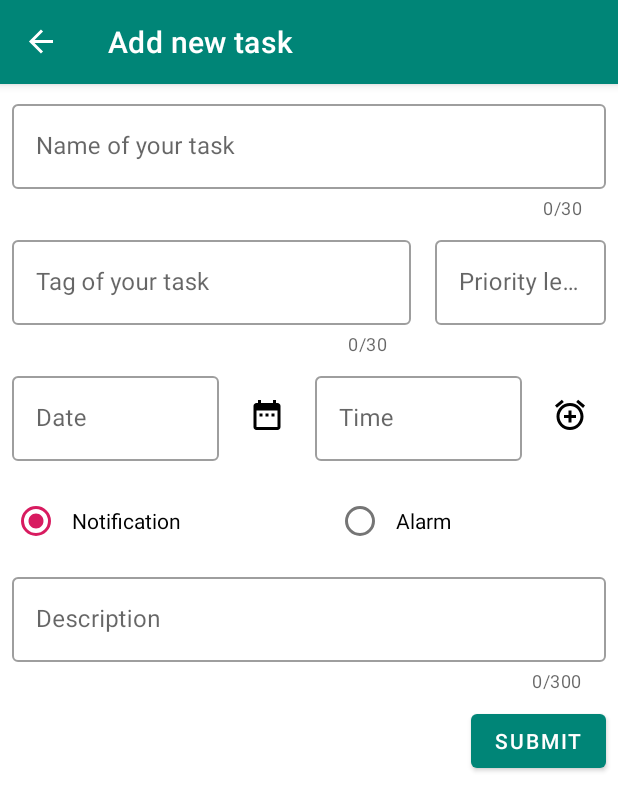
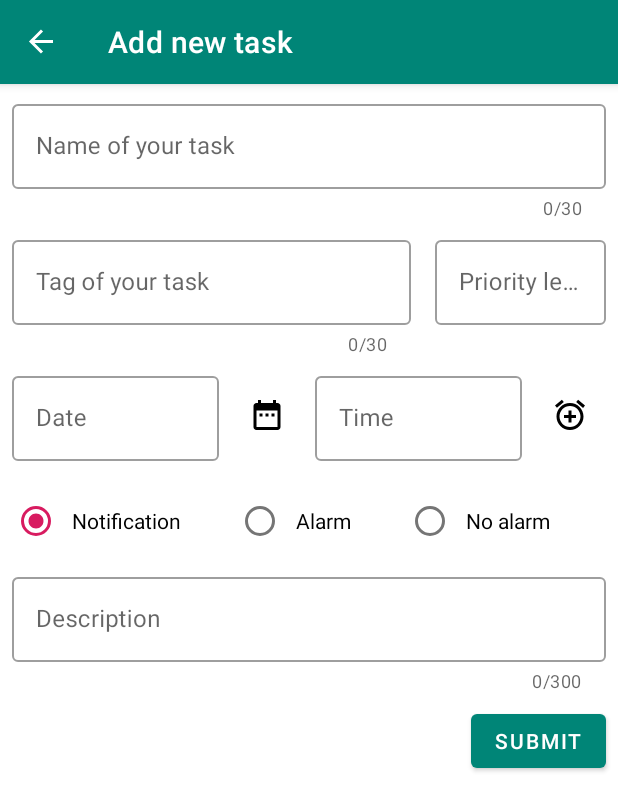
Before and after one commit to Mallorax/TODO, an Android app: the AddTaskFragment screen opened through its navigation route, on a phone screen of 412 x 824 dp. Shown: the top 811 px of the screen. Run offline under Robolectric (Android 15) with nearby library versions, the phone set to English and light mode, and no system bars; our stand-ins replace Room's generated code, data binding, navigation-ui; 1 statement that could not run was skipped.

Commit message:
added new style for errors, new notification type (none)

```diff
--- a/app/src/main/java/pl/patrykzygo/todo/database/NotificationType.kt
+++ b/app/src/main/java/pl/patrykzygo/todo/database/NotificationType.kt
@@ -6,5 +6,6 @@ class NotificationType(val type: String) {
 
         const val NOTIFICATION_ALARM = "alarm"
         const val NOTIFICATION_POPUP = "popup"
+        const val NOTIFICATION_NONE = "none"
     }
 }
--- a/app/src/main/java/pl/patrykzygo/todo/ui/add_task/AddTaskFragment.kt
+++ b/app/src/main/java/pl/patrykzygo/todo/ui/add_task/AddTaskFragment.kt
@@ -66,6 +66,10 @@ class AddTaskFragment : Fragment() {
             R.id.task_type_notification -> {
                 task.notificationType = NotificationType.NOTIFICATION_POPUP
                 Snackbar.make(v, "Task \""+task.name+ "\" added with notification", Snackbar.LENGTH_LONG).show()
+            }
+            R.id.task_type_none -> {
+                task.notificationType = NotificationType.NOTIFICATION_NONE
+                Snackbar.make(v, "Task \""+task.name+ "\" added without any notification", Snackbar.LENGTH_LONG).show()
             }
             else -> Snackbar.make(v, "No notification type selected", Snackbar.LENGTH_LONG).show()
         }
--- a/app/src/main/res/layout-land/add_task_fragment.xml
+++ /dev/null
@@ -1,250 +0,0 @@
-<?xml version="1.0" encoding="utf-8"?>
-<layout xmlns:android="http://schemas.android.com/apk/res/android"
-    xmlns:app="http://schemas.android.com/apk/res-auto"
-    xmlns:tools="http://schemas.android.com/tools">
-
-    <data>
-
-        <variable
-            name="viewModel"
-            type="pl.patrykzygo.todo.ui.add_task.AddTaskViewModel" />
-    </data>
-
-    <!--TODO: make this layout responsive -->
-
-    <androidx.constraintlayout.widget.ConstraintLayout
-        android:layout_width="match_parent"
-        android:layout_height="match_parent"
-        app:layout_constraintEnd_toStartOf="@+id/middle_guideline"
-        app:layout_constraintStart_toStartOf="@+id/middle_guideline">
-
-        <com.google.android.material.textfield.TextInputLayout
-            android:id="@+id/task_name_input_layout"
-            style="@style/Widget.MaterialComponents.TextInputLayout.OutlinedBox"
-            android:layout_width="0dp"
-            android:layout_height="wrap_content"
-            android:layout_marginStart="8dp"
-            android:layout_marginTop="8dp"
-            android:layout_marginEnd="8dp"
-            android:hint="@string/name_of_your_task"
-            app:counterEnabled="true"
-            app:counterMaxLength="30"
-            app:errorEnabled="true"
-            app:layout_constraintBottom_toTopOf="@+id/task_date_layout"
-            app:layout_constraintEnd_toStartOf="@+id/middle_guideline"
-            app:layout_constraintHorizontal_bias="0.5"
-            app:layout_constraintStart_toStartOf="parent"
-            app:layout_constraintTop_toTopOf="parent">
-
-            <com.google.android.material.textfield.TextInputEditText
-                android:id="@+id/task_name_input_edit_text"
-                android:layout_width="match_parent"
-                android:layout_height="wrap_content"
-                android:inputType="text" />
-
-        </com.google.android.material.textfield.TextInputLayout>
-
-
-        <com.google.android.material.textfield.TextInputLayout
-            android:id="@+id/task_tag_input_layout"
-            style="@style/Widget.MaterialComponents.TextInputLayout.OutlinedBox"
-            android:layout_width="0dp"
-            android:layout_height="wrap_content"
-            android:layout_marginStart="8dp"
-            android:layout_marginTop="8dp"
-            android:layout_marginEnd="8dp"
-            android:layout_marginBottom="8dp"
-            android:hint="@string/tag_of_your_task"
-            app:counterEnabled="true"
-            app:counterMaxLength="30"
-            app:errorEnabled="true"
-            app:layout_constraintBottom_toBottomOf="@+id/task_name_input_layout"
-            app:layout_constraintEnd_toStartOf="@+id/task_priority_input_layout"
-            app:layout_constraintHorizontal_weight="7"
-            app:layout_constraintStart_toStartOf="@+id/middle_guideline"
-            app:layout_constraintTop_toTopOf="@+id/task_name_input_layout">
-
-            <com.google.android.material.textfield.TextInputEditText
-                android:id="@+id/task_tag_input_edit_text"
-                android:layout_width="match_parent"
-                android:layout_height="wrap_content"
-                android:inputType="text" />
-        </com.google.android.material.textfield.TextInputLayout>
-
-        <com.google.android.material.textfield.TextInputLayout
-            android:id="@+id/task_priority_input_layout"
-            style="@style/Widget.MaterialComponents.TextInputLayout.OutlinedBox"
-            android:layout_width="0dp"
-            android:layout_height="wrap_content"
-            android:layout_marginStart="8dp"
-            android:layout_marginEnd="8dp"
-            android:hint="@string/priority_level"
-            app:layout_constraintBottom_toBottomOf="@+id/task_tag_input_layout"
-            app:layout_constraintEnd_toEndOf="parent"
-            app:layout_constraintHorizontal_weight="3"
-            app:layout_constraintStart_toEndOf="@+id/task_tag_input_layout"
-            app:layout_constraintTop_toTopOf="@id/task_tag_input_layout">
-
-            <com.google.android.material.textfield.TextInputEditText
-                android:id="@+id/task_priority_edit_text"
-                android:layout_width="match_parent"
-                android:layout_height="wrap_content"
-                android:inputType="number" />
-
-        </com.google.android.material.textfield.TextInputLayout>
-
-        <ImageView
-            android:id="@+id/date_picker_image"
-            style="@style/Widget.AppCompat.ActionButton"
-            android:layout_width="wrap_content"
-            android:layout_height="wrap_content"
-            android:layout_marginEnd="8dp"
-            android:contentDescription="@string/date_picker_content"
-            android:src="@drawable/ic_date_range_24px"
-            app:layout_constraintBottom_toBottomOf="@+id/task_date_layout"
-            app:layout_constraintEnd_toStartOf="@+id/middle_guideline"
-            app:layout_constraintTop_toTopOf="@+id/task_date_layout" />
-
-        <com.google.android.material.textfield.TextInputLayout
-            android:id="@+id/task_time_layout"
-            style="@style/Widget.MaterialComponents.TextInputLayout.OutlinedBox"
-            android:layout_width="0dp"
-            android:layout_height="wrap_content"
-            android:layout_marginTop="8dp"
-            android:layout_marginBottom="8dp"
-            android:hint="@string/time"
-            app:layout_constraintBottom_toTopOf="@+id/task_description_input_layout"
-            app:layout_constraintEnd_toEndOf="@+id/task_date_layout"
-            app:layout_constraintHorizontal_bias="0.5"
-            app:layout_constraintStart_toStartOf="@+id/task_date_layout"
-            app:layout_constraintTop_toBottomOf="@+id/task_date_layout">
-
-            <com.google.android.material.textfield.TextInputEditText
-                android:id="@+id/task_time_edit_text"
-                android:layout_width="match_parent"
-                android:layout_height="wrap_content"
-                android:enabled="false"
-                android:focusable="false"
-                android:inputType="time" />
-
-        </com.google.android.material.textfield.TextInputLayout>
-
-        <ImageView
-            android:id="@+id/time_picker_image"
-            style="@style/Widget.AppCompat.ActionButton"
-            android:layout_width="wrap_content"
-            android:layout_height="wrap_content"
-            android:layout_marginEnd="8dp"
-            android:contentDescription="@string/set_time_for_your_task"
-            android:src="@drawable/ic_add_alarm_24px"
-            app:layout_constraintBottom_toBottomOf="@+id/task_time_layout"
-            app:layout_constraintEnd_toStartOf="@+id/middle_guideline"
-            app:layout_constraintTop_toTopOf="@+id/task_time_layout"
-            app:layout_constraintVertical_bias="1.0" />
-
-        <RadioGroup
-            android:id="@+id/task_alarm_radio_group"
-            android:layout_width="0dp"
-            android:layout_height="wrap_content"
-            android:layout_marginStart="8dp"
-            android:layout_marginEnd="8dp"
-            android:orientation="vertical"
-            android:weightSum="10"
-            app:layout_constraintBottom_toBottomOf="@+id/task_time_layout"
-            app:layout_constraintEnd_toEndOf="parent"
-            app:layout_constraintHorizontal_bias="0.0"
-            app:layout_constraintStart_toStartOf="@+id/middle_guideline"
-            app:layout_constraintTop_toTopOf="@+id/task_date_layout">
-
-            <RadioButton
-                android:id="@+id/task_type_notification"
-                android:layout_width="wrap_content"
-                android:layout_height="wrap_content"
-                android:layout_weight="5"
-                android:padding="@dimen/padding"
-                android:text="@string/notification" />
-
-
-            <RadioButton
-                android:id="@+id/task_type_alarm"
-                android:layout_width="wrap_content"
-                android:layout_height="wrap_content"
-                android:layout_weight="5"
-                android:padding="@dimen/padding"
-                android:text="@string/alarm" />
-
-        </RadioGroup>
-
-        <com.google.android.material.textfield.TextInputLayout
-            android:id="@+id/task_description_input_layout"
-            style="@style/Widget.MaterialComponents.TextInputLayout.OutlinedBox"
-            android:layout_width="0dp"
-            android:layout_height="wrap_content"
-            android:layout_marginStart="8dp"
-            android:layout_marginEnd="8dp"
-            android:hint="@string/description"
-            app:counterEnabled="true"
-            app:counterMaxLength="300"
-            app:errorEnabled="true"
-            app:layout_constraintBottom_toTopOf="@id/submit_task_button"
-            app:layout_constraintEnd_toEndOf="parent"
-            app:layout_constraintStart_toStartOf="parent"
-            app:layout_constraintTop_toBottomOf="@+id/task_time_layout">
-
-            <com.google.android.material.textfield.TextInputEditText
-                android:id="@+id/task_description_input"
-                android:layout_width="match_parent"
-                android:layout_height="wrap_content"
-                android:inputType="textMultiLine"
-                android:maxLines="5" />
-
-        </com.google.android.material.textfield.TextInputLayout>
-
-        <com.google.android.material.button.MaterialButton
-            android:id="@+id/submit_task_button"
-            style="@style/TextAppearance.MaterialComponents.Button"
-            android:layout_width="wrap_content"
-            android:layout_height="wrap_content"
-            android:layout_marginTop="8dp"
-            android:layout_marginEnd="8dp"
-            android:text="@string/submit"
-            android:textColor="#ffffffff"
-            app:layout_constraintBottom_toBottomOf="parent"
-            app:layout_constraintEnd_toEndOf="parent"
-            app:layout_constraintTop_toBottomOf="@+id/task_description_input_layout" />
-
-        <androidx.constraintlayout.widget.Guideline
-            android:id="@+id/middle_guideline"
-            android:layout_width="wrap_content"
-            android:layout_height="wrap_content"
-            android:orientation="vertical"
-            app:layout_constraintGuide_percent="0.5" />
-
-        <com.google.android.material.textfield.TextInputLayout
-            android:id="@+id/task_date_layout"
-            style="@style/Widget.MaterialComponents.TextInputLayout.OutlinedBox"
-            android:layout_width="0dp"
-            android:layout_height="wrap_content"
-            android:layout_marginStart="8dp"
-            android:layout_marginTop="8dp"
-            android:layout_marginEnd="8dp"
-            android:hint="@string/date"
-            app:layout_constraintBottom_toTopOf="@+id/task_time_layout"
-            app:layout_constraintEnd_toStartOf="@+id/date_picker_image"
-            app:layout_constraintHorizontal_bias="0.5"
-            app:layout_constraintStart_toStartOf="parent"
-            app:layout_constraintTop_toBottomOf="@+id/task_name_input_layout">
-
-            <com.google.android.material.textfield.TextInputEditText
-                android:id="@+id/task_date_edit_text"
-                android:layout_width="match_parent"
-                android:layout_height="wrap_content"
-                android:enabled="false"
-                android:focusable="false"
-                android:inputType="date" />
-
-        </com.google.android.material.textfield.TextInputLayout>
-
-
-    </androidx.constraintlayout.widget.ConstraintLayout>
-</layout>
--- a/app/src/main/res/layout/add_task_fragment.xml
+++ b/app/src/main/res/layout/add_task_fragment.xml
@@ -28,6 +28,7 @@
             app:counterEnabled="true"
             app:counterMaxLength="30"
             app:errorEnabled="true"
+            app:errorTextAppearance="@style/error_appearance"
             app:layout_constraintEnd_toEndOf="parent"
             app:layout_constraintStart_toStartOf="parent"
             app:layout_constraintTop_toTopOf="parent">
@@ -54,6 +55,7 @@
             app:counterEnabled="true"
             app:counterMaxLength="30"
             app:errorEnabled="true"
+            app:errorTextAppearance="@style/error_appearance"
             app:layout_constraintBottom_toTopOf="@id/task_date_layout"
             app:layout_constraintEnd_toStartOf="@+id/task_priority_input_layout"
             app:layout_constraintHorizontal_weight="7"
@@ -75,6 +77,8 @@
             android:layout_marginStart="8dp"
             android:layout_marginEnd="8dp"
             android:hint="@string/priority_level"
+            app:errorEnabled="true"
+            app:errorTextAppearance="@style/error_appearance"
             app:layout_constraintEnd_toEndOf="parent"
             app:layout_constraintHorizontal_weight="3"
             app:layout_constraintStart_toEndOf="@+id/task_tag_input_layout"
@@ -106,8 +110,8 @@
                 android:id="@+id/task_date_edit_text"
                 android:layout_width="match_parent"
                 android:layout_height="wrap_content"
+                android:enabled="false"
                 android:focusable="false"
-                android:enabled="false"
                 android:inputType="date" />
 
         </com.google.android.material.textfield.TextInputLayout>
@@ -145,8 +149,8 @@
                 android:id="@+id/task_time_edit_text"
                 android:layout_width="match_parent"
                 android:layout_height="wrap_content"
+                android:enabled="false"
                 android:focusable="false"
-                android:enabled="false"
                 android:inputType="time" />
 
         </com.google.android.material.textfield.TextInputLayout>
@@ -176,7 +180,7 @@
             android:layout_marginBottom="8dp"
             android:checkedButton="@id/task_type_notification"
             android:orientation="horizontal"
-            android:weightSum="10"
+            android:weightSum="9"
             app:layout_constraintBottom_toTopOf="@+id/task_description_input_layout"
             app:layout_constraintEnd_toEndOf="parent"
             app:layout_constraintStart_toStartOf="parent"
@@ -187,7 +191,7 @@
                 android:id="@+id/task_type_notification"
                 android:layout_width="wrap_content"
                 android:layout_height="wrap_content"
-                android:layout_weight="5"
+                android:layout_weight="3"
                 android:padding="@dimen/padding"
                 android:text="@string/notification" />
 
@@ -195,9 +199,17 @@
                 android:id="@+id/task_type_alarm"
                 android:layout_width="wrap_content"
                 android:layout_height="wrap_content"
-                android:layout_weight="5"
+                android:layout_weight="3"
                 android:padding="@dimen/padding"
                 android:text="@string/alarm" />
+
+            <RadioButton
+                android:id="@+id/task_type_none"
+                android:layout_width="wrap_content"
+                android:layout_height="wrap_content"
+                android:layout_weight="3"
+                android:padding="@dimen/padding"
+                android:text="@string/no_alarm" />
 
 
         </RadioGroup>
--- a/app/src/main/res/values/colors.xml
+++ b/app/src/main/res/values/colors.xml
@@ -3,4 +3,5 @@
     <color name="colorPrimary">#008577</color>
     <color name="colorPrimaryDark">#00574B</color>
     <color name="colorAccent">#D81B60</color>
+    <color name="colorErrorRed">#f44336</color>
 </resources>
--- a/app/src/main/res/values/strings.xml
+++ b/app/src/main/res/values/strings.xml
@@ -15,4 +15,5 @@
     <string name="confirm">confirm</string>
     <string name="pick_date_string">Pick a date</string>
     <string name="field_required_message">Field required</string>
+    <string name="no_alarm">No alarm</string>
 </resources>
--- a/app/src/main/res/values/styles.xml
+++ b/app/src/main/res/values/styles.xml
@@ -9,5 +9,9 @@
     </style>
     <style name="AppTheme.AppBarOverlay" parent="ThemeOverlay.AppCompat.Dark.ActionBar" />
     <style name="AppTheme.PopupOverlay" parent="ThemeOverlay.AppCompat.Light" />
+    <style name="error_appearance" parent="@android:style/TextAppearance">
+        <item name="android:textColor">@color/colorErrorRed</item>
+        <item name="android:textSize">12sp</item>
+    </style>
 
 </resources>
```
